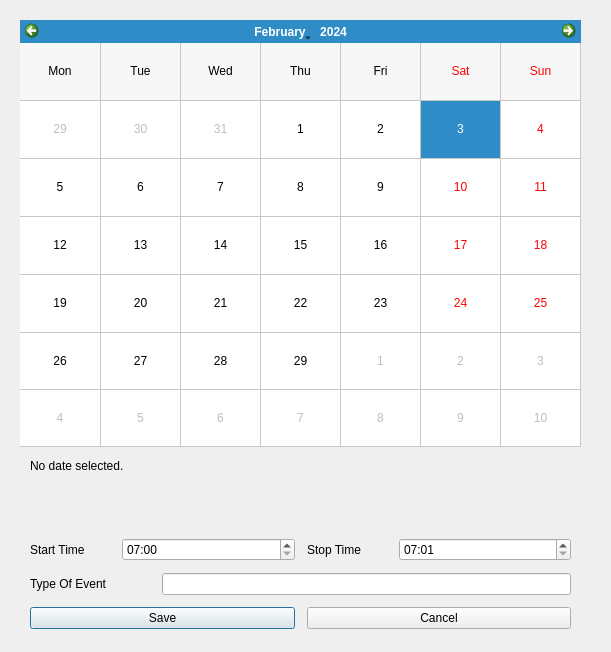
First picture: the form in src/booking-editor.ui, repository sc0000/hfmdd-video-system, before the edit.
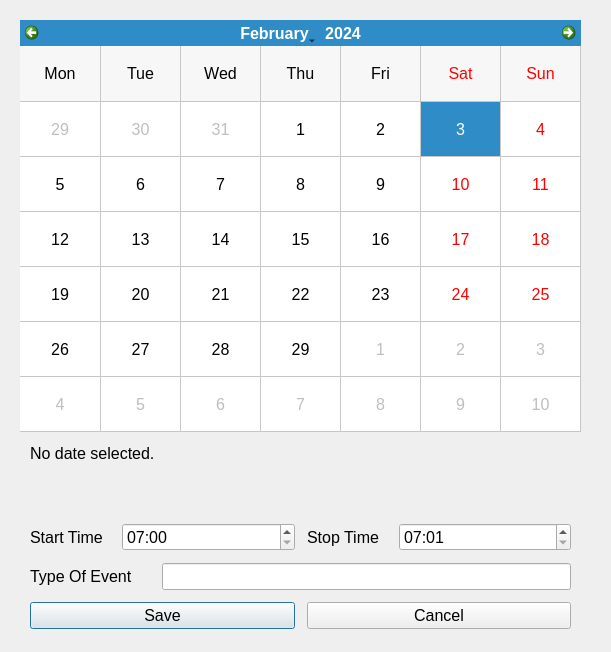
Second picture: the form after the edit.

What changed in the file:
```diff
--- a/src/booking-editor.ui
+++ b/src/booking-editor.ui
@@ -16,6 +16,11 @@
     <height>400</height>
    </size>
   </property>
+  <property name="font">
+   <font>
+    <pointsize>12</pointsize>
+   </font>
+  </property>
   <widget class="QWidget" name="verticalLayoutWidget">
    <property name="geometry">
     <rect>
@@ -108,6 +113,12 @@
       </property>
       <item>
        <widget class="QLabel" name="startTimeLabel">
+        <property name="sizePolicy">
+         <sizepolicy hsizetype="Expanding" vsizetype="Preferred">
+          <horstretch>0</horstretch>
+          <verstretch>0</verstretch>
+         </sizepolicy>
+        </property>
         <property name="maximumSize">
          <size>
           <width>80</width>
@@ -155,6 +166,12 @@
       </item>
       <item>
        <widget class="QTimeEdit" name="stopTimeEdit">
+        <property name="sizePolicy">
+         <sizepolicy hsizetype="Minimum" vsizetype="Fixed">
+          <horstretch>0</horstretch>
+          <verstretch>0</verstretch>
+         </sizepolicy>
+        </property>
         <property name="maximumTime">
          <time>
           <hour>23</hour>
```
